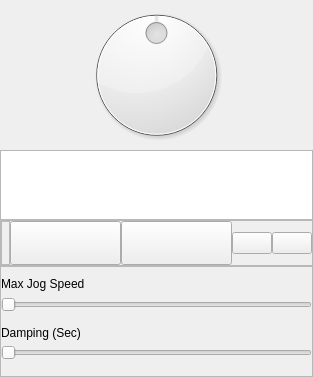
Qt form Graffik/gui/film/JogControlManager/jogcontrolpanel.ui (DynamicPerception/Graffik_Legacy) before a commit.
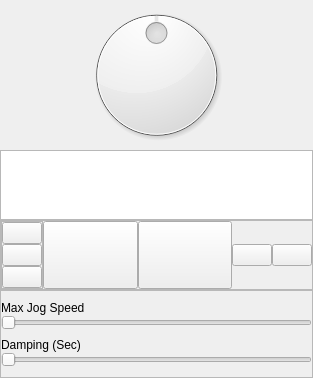
The same form after that commit. Custom widgets are drawn as their Qt base class.

Diff of the .ui file:
```diff
--- a/Graffik/gui/film/JogControlManager/jogcontrolpanel.ui
+++ b/Graffik/gui/film/JogControlManager/jogcontrolpanel.ui
@@ -226,7 +226,7 @@
             <number>0</number>
            </property>
            <item>
-            <widget class="StatefulLabel" name="ledMovingLabel">
+            <widget class="StatefulButton" name="ledMovingButton">
              <property name="toolTip">
               <string>Motor Is Currently Moving</string>
              </property>
@@ -236,7 +236,7 @@
             </widget>
            </item>
            <item>
-            <widget class="StatefulLabel" name="ledHomeLabel">
+            <widget class="StatefulButton" name="ledHomeButton">
              <property name="toolTip">
               <string>Home Point Has Been Set for Motor</string>
              </property>
@@ -246,7 +246,7 @@
             </widget>
            </item>
            <item>
-            <widget class="StatefulLabel" name="ledEndLabel">
+            <widget class="StatefulButton" name="ledEndButton">
              <property name="toolTip">
               <string>End Point Has Been Set for Motor</string>
              </property>
@@ -563,11 +563,6 @@
    <extends>QDial</extends>
    <header>core/Widgets/skinneddial.h</header>
   </customwidget>
-  <customwidget>
-   <class>StatefulLabel</class>
-   <extends>QLabel</extends>
-   <header location="global">core/Widgets/statefullabel.h</header>
-  </customwidget>
  </customwidgets>
  <resources/>
  <connections/>
```
Left out of the diff: 8 changed lines with no effect on the pictures.
